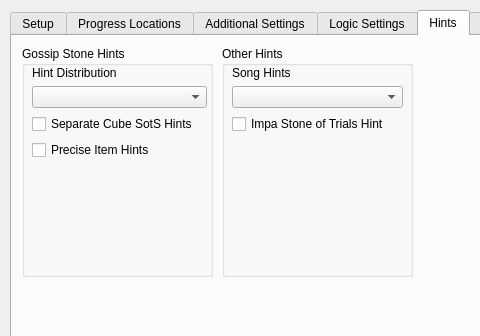
ssrando/ssrando, file gui/randogui.ui: the form before one commit; both pictures show x 0 to 480 and y 0 to 336 of the 1051 by 734 pixel window.
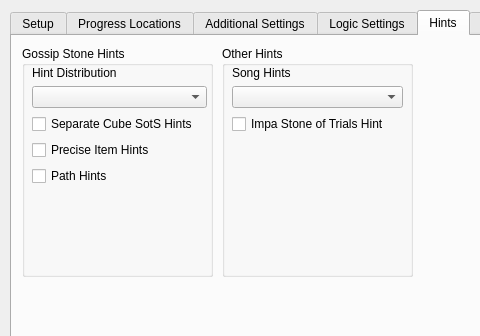
The form after the commit.

Commit message: start of path hint development; currently only for hint generation

What changed in the file:
```diff
--- a/gui/randogui.ui
+++ b/gui/randogui.ui
@@ -1439,6 +1439,13 @@
           </property>
          </widget>
         </item>
+        <item>
+         <widget class="QCheckBox" name="option_path_hints">
+          <property name="text">
+           <string>Path Hints</string>
+          </property>
+         </widget>
+        </item>
         <item>
          <spacer name="verticalSpacer_11">
           <property name="orientation">
```
The commit also changes 7 other files.
